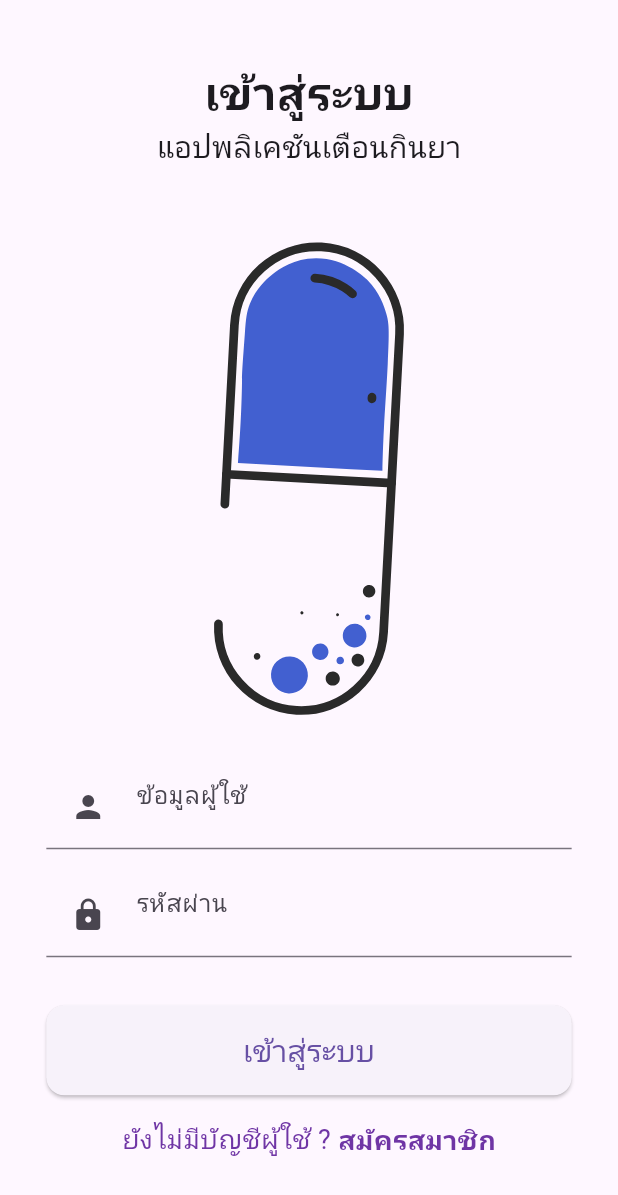
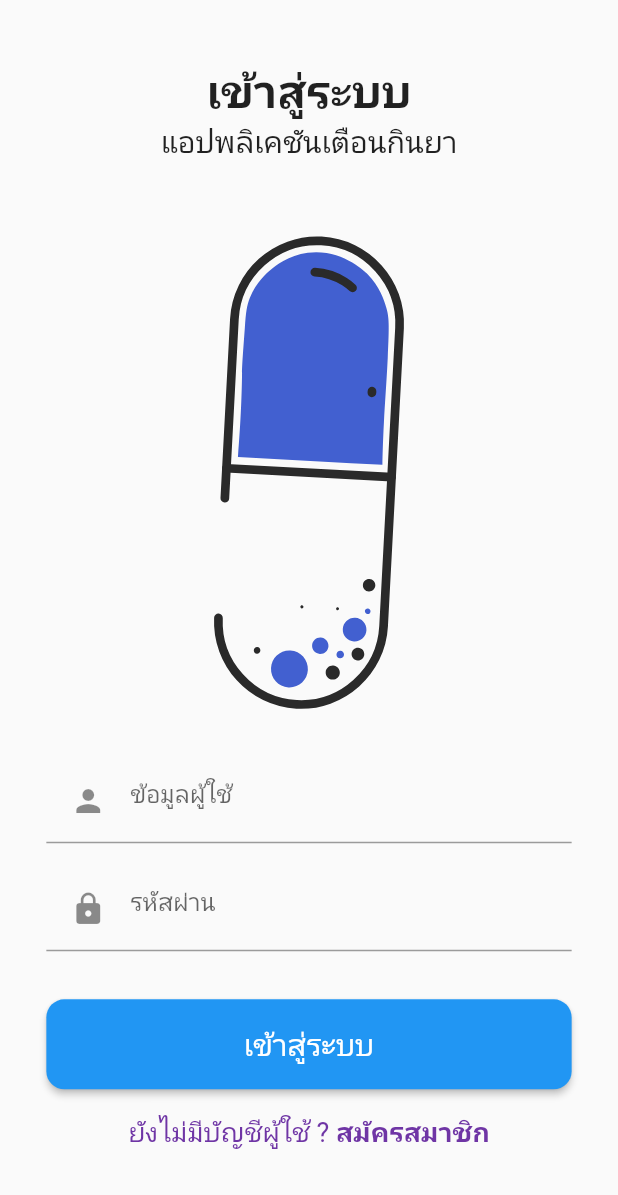
Before and after one commit to aditapk/tanya_app_v1, a Flutter app: the screen it shows after launch, after a tap on "เข้าสู่ระบบ", on a phone screen of 412 x 824 dp. Shown: the top 1195 px of the screen. Run offline on Flutter 3.47's test engine with Material 3 defaults, Android fonts, the light colour scheme and no system bars; our stand-ins replace animated_splash_screen, auto_size_text, device_info_plus, firebase_core, flutter_colorpicker, flutter_local_notifications and 10 more; missing offline and left inert: buddhist_datetime_dateformat_sns, fraction, open_file_plus; accounts and stored records are empty; statements that could not run were skipped; project files that could hold a hidden picture were left out.

Commit message:
start update library version

```diff
--- a/lib/Screen/Login/components/login_form.dart
+++ b/lib/Screen/Login/components/login_form.dart
@@ -114,10 +114,8 @@ class _LoginFormState extends State<LoginForm> {
         await userLogin.save();
         Get.to(
           () => ShowCaseWidget(
-            builder: Builder(
-              builder: (context) => HomeAppScreen(
-                showHelp: userLogin.beginningUse,
-              ),
+            builder: (context) => HomeAppScreen(
+              showHelp: userLogin.beginningUse,
             ),
           ),
           binding: AppInfoBinding(),
--- a/lib/Screen/Login/login_screen_selection.dart
+++ b/lib/Screen/Login/login_screen_selection.dart
@@ -26,18 +26,14 @@ class LoginScreenSelection extends StatelessWidget {
         userLogin.beginningUse = true;
         userLogin.save();
         return ShowCaseWidget(
-          builder: Builder(
-            builder: (context) => const HomeAppScreen(
-              showHelp: true,
-            ),
+          builder: (context) => const HomeAppScreen(
+            showHelp: true,
           ),
         );
       } else {
         return ShowCaseWidget(
-          builder: Builder(
-            builder: (context) => const HomeAppScreen(
-              showHelp: false,
-            ),
+          builder: (context) => const HomeAppScreen(
+            showHelp: false,
           ),
         );
       }
--- a/lib/Screen/MedicineInformation/to_choose_medicine_info_list.dart
+++ b/lib/Screen/MedicineInformation/to_choose_medicine_info_list.dart
@@ -67,9 +67,7 @@ class _ToChooseMedicineState extends State<ToChooseMedicine> {
                     onPressed: () {
                       Get.off(
                         () => ShowCaseWidget(
-                          builder: Builder(
-                            builder: (context) => const HomeAppScreen(),
-                          ),
+                          builder: (context) => const HomeAppScreen(),
                         ),
                       );
                     },
--- a/lib/Services/notification_handling.dart
+++ b/lib/Services/notification_handling.dart
@@ -4,9 +4,7 @@ import 'package:flutter/material.dart';
 import 'package:flutter_local_notifications/flutter_local_notifications.dart';
 import 'package:get/get.dart';
 import 'package:hive/hive.dart';
-import 'package:showcaseview/showcaseview.dart';
 import 'package:tanya_app_v1/Services/notify_services.dart';
-import 'package:tanya_app_v1/home_app_screen.dart';
 import 'package:tanya_app_v1/utils/constans.dart';
 
 import '../Controller/medicine_info_controller.dart';
--- a/lib/Services/notify_services.dart
+++ b/lib/Services/notify_services.dart
@@ -59,7 +59,7 @@ class NotifyService {
       final AndroidFlutterLocalNotificationsPlugin? andriodImplementation =
           localNotificationsPlugin.resolvePlatformSpecificImplementation<
               AndroidFlutterLocalNotificationsPlugin>();
-      await andriodImplementation?.requestPermission();
+      await andriodImplementation?.requestNotificationsPermission();
     }
   }
 
@@ -203,7 +203,7 @@ class NotifyService {
       payload: notifyPayload,
       uiLocalNotificationDateInterpretation:
           UILocalNotificationDateInterpretation.absoluteTime,
-      androidAllowWhileIdle: true,
+      androidScheduleMode: AndroidScheduleMode.exactAllowWhileIdle,
     );
   }
 
@@ -260,7 +260,7 @@ class NotifyService {
       payload: payload,
       uiLocalNotificationDateInterpretation:
           UILocalNotificationDateInterpretation.absoluteTime,
-      androidAllowWhileIdle: true,
+      androidScheduleMode: AndroidScheduleMode.exactAllowWhileIdle,
     );
   }
 }
--- a/lib/home_app_screen.dart
+++ b/lib/home_app_screen.dart
@@ -3,7 +3,6 @@ import 'dart:io';
 import 'package:buddhist_datetime_dateformat_sns/buddhist_datetime_dateformat_sns.dart';
 import 'package:flutter/material.dart';
 import 'package:flutter/services.dart';
-import 'package:flutter_native_splash/cli_commands.dart';
 import 'package:get/get.dart';
 import 'package:hive_flutter/hive_flutter.dart';
 import 'package:intl/intl.dart';
--- a/lib/main.dart
+++ b/lib/main.dart
@@ -78,6 +78,7 @@ class _MyAppState extends State<MyApp> {
       debugShowCheckedModeBanner: false,
       title: 'Medical Reminder',
       home: const LoginScreenSelection(),
+      theme: ThemeData(useMaterial3: false),
       //const IntroScreen(),
     );
   }
```
Also changed, not shown: lib/Screen/Signup/components/signup_form.dart (+4 -8 lines), pubspec.yaml (+4 -5 lines), pubspec.lock, 9 other files.
